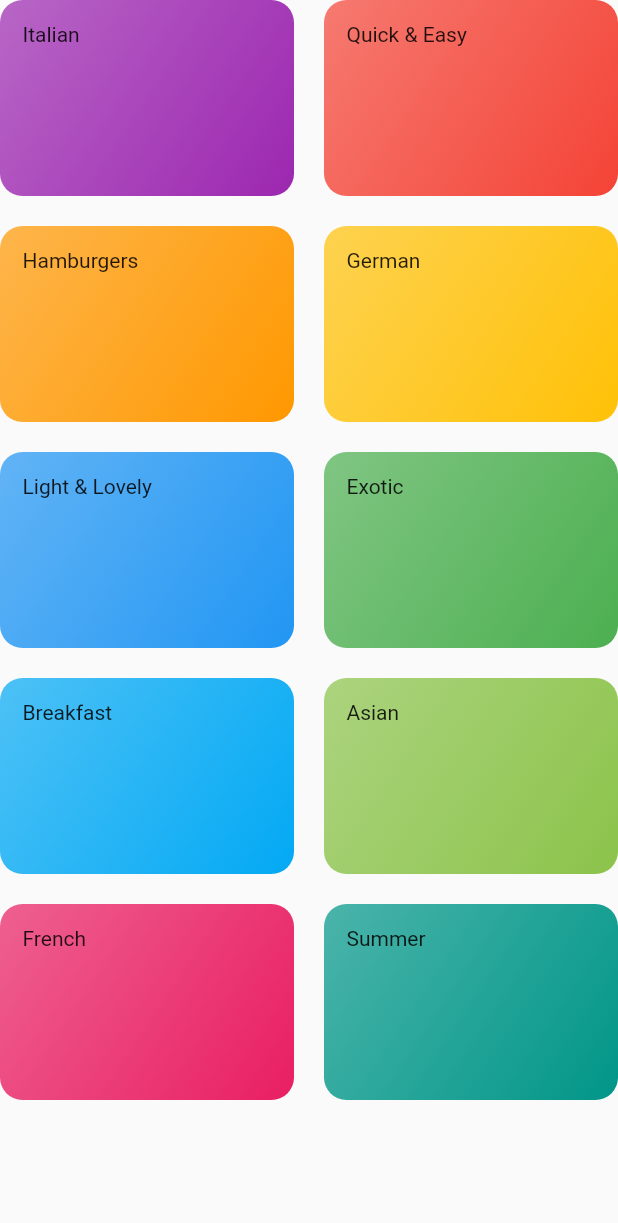
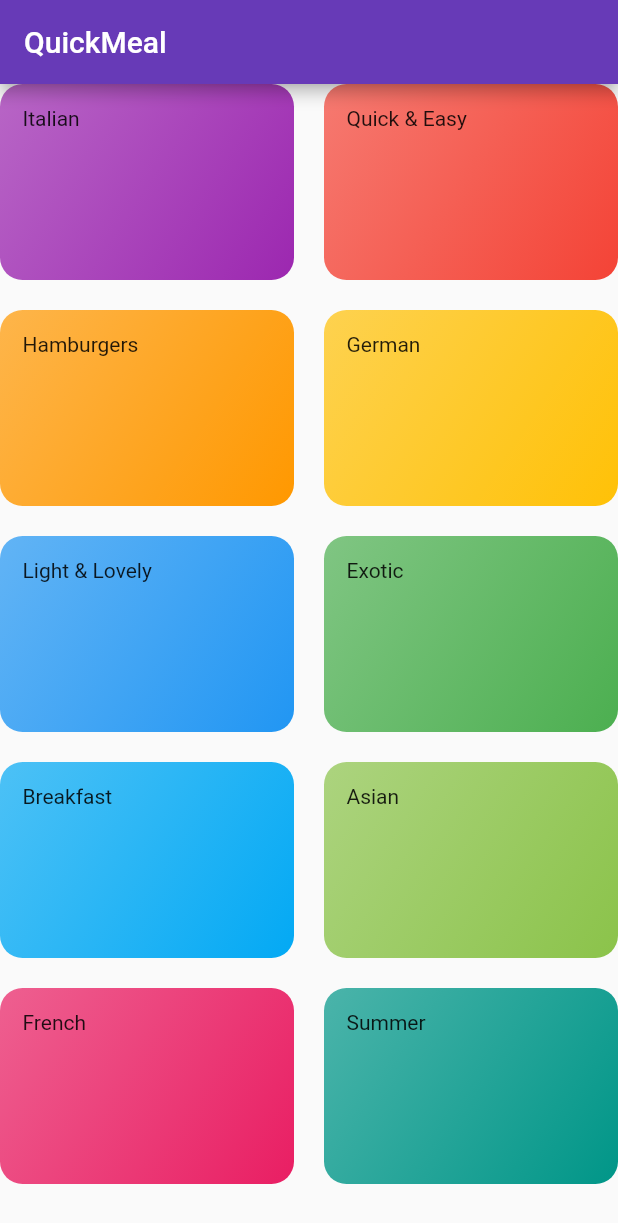
Before and after one commit to shunjid/quickmeal, a Flutter app: the CategoriesScreen screen opened directly, on a phone screen of 412 x 824 dp. Shown: the top 1223 px of the screen. Run offline on Flutter 3.47's test engine with Material 2 defaults, Android fonts, the phone set to English and light mode, and no system bars.

Commit message:
Stage01: scaffolded cat's in seperate screen

```diff
--- a/lib/screens/catergories.dart
+++ b/lib/screens/catergories.dart
@@ -5,17 +5,25 @@ import 'package:quickmeal/modules/category_widget_module.dart';
 class CategoriesScreen extends StatelessWidget {
   @override
   Widget build(BuildContext context) {
-    return GridView(
-      gridDelegate: SliverGridDelegateWithMaxCrossAxisExtent(
-        maxCrossAxisExtent: 200,
-        childAspectRatio: 3 / 2,
-        crossAxisSpacing: 20.0,
-        mainAxisSpacing: 20.0,
+    return Scaffold(
+      appBar: AppBar(
+        title: const Text('QuickMeal'),
+        backgroundColor: Colors.deepPurple,
       ),
-      children: DummyCategories.map((eachCategory) => CategoryItem(
+      body: GridView(
+        gridDelegate: SliverGridDelegateWithMaxCrossAxisExtent(
+          maxCrossAxisExtent: 200,
+          childAspectRatio: 3 / 2,
+          crossAxisSpacing: 20.0,
+          mainAxisSpacing: 20.0,
+        ),
+        children: DummyCategories.map(
+          (eachCategory) => CategoryItem(
             title: eachCategory.categoryTitle,
             color: eachCategory.categoryColor,
-          )).toList(),
+          ),
+        ).toList(),
+      ),
     );
   }
 }
```
Also changed, not shown: lib/main.dart (+9 -17 lines).
